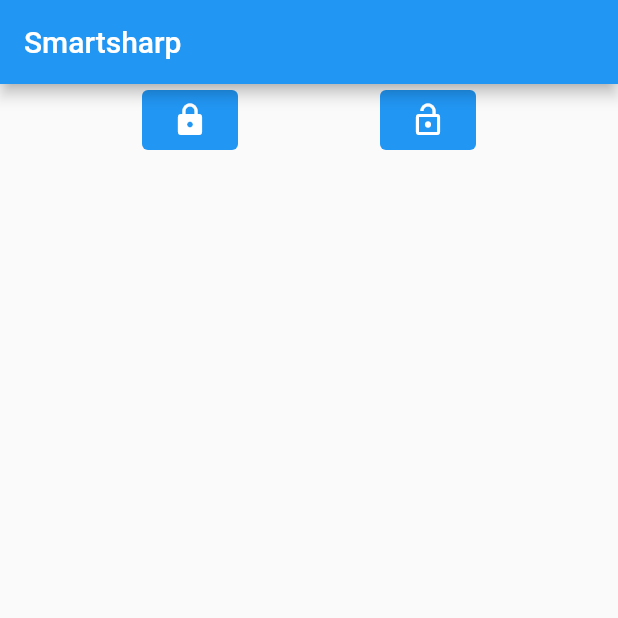
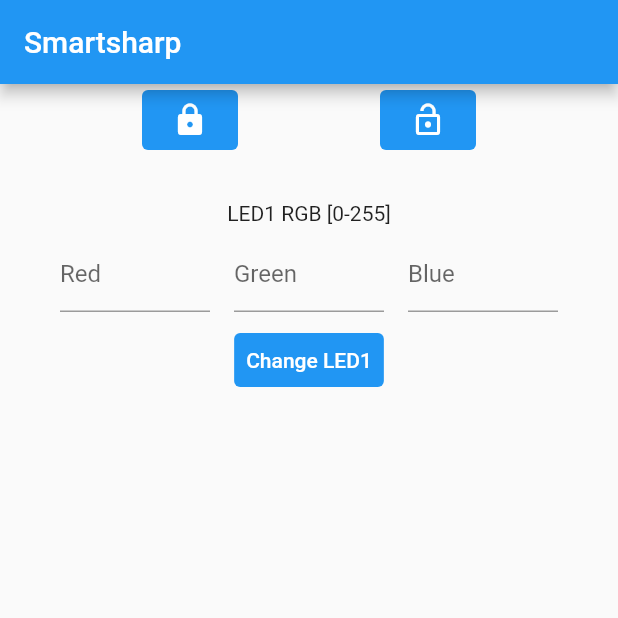
Before and after one commit to gapizaver/smartsharp-mobile-app, a Flutter app: the screen it shows after launch, on a phone screen of 412 x 824 dp, the top half of it. Run offline on Flutter 3.47's test engine with Material 2 defaults, Android fonts, the light colour scheme and no system bars.

Commit message:
LED input form

```diff
--- a/lib/main.dart
+++ b/lib/main.dart
@@ -18,15 +18,17 @@
       ),
       home: Scaffold(
         appBar: AppBar(title: const Text('Smartsharp')),
-
+        body: Column(children: [
           // lock, unlock row
-        body: Row(
+          Row(
             mainAxisAlignment: MainAxisAlignment.spaceEvenly,
             children: [
               TextButton(
                 style: ButtonStyle(
-                foregroundColor: MaterialStateProperty.all<Color>(Colors.white),
-                backgroundColor: MaterialStateProperty.all<Color>(Colors.blue),
+                  foregroundColor:
+                      MaterialStateProperty.all<Color>(Colors.white),
+                  backgroundColor:
+                      MaterialStateProperty.all<Color>(Colors.blue),
                 ),
                 onPressed: () {
                   //http.get(Uri.http('192.168.64.123:8000', 'sega'));
@@ -39,8 +41,10 @@
               ),
               TextButton(
                 style: ButtonStyle(
-                foregroundColor: MaterialStateProperty.all<Color>(Colors.white),
-                backgroundColor: MaterialStateProperty.all<Color>(Colors.blue),
+                  foregroundColor:
+                      MaterialStateProperty.all<Color>(Colors.white),
+                  backgroundColor:
+                      MaterialStateProperty.all<Color>(Colors.blue),
                 ),
                 onPressed: () {
                   http.get(Uri.http('192.168.4.1', 'unlock'));
@@ -52,7 +56,73 @@
               ),
             ],
           ),
+          // LED1 row
+          const LedInputWidget(),
+        ]),
       ),
     );
   }
 }
+
+// stateful widget for led color input
+class LedInputWidget extends StatefulWidget {
+  const LedInputWidget({Key? key}) : super(key: key);
+
+  @override
+  State<LedInputWidget> createState() => _LedInputWidget();
+}
+
+class _LedInputWidget extends State<LedInputWidget> {
+  final GlobalKey<FormState> _formKey = GlobalKey<FormState>();
+
+  @override
+  Widget build(BuildContext context) {
+    const _list = ["Red", "Green", "Blue"];
+
+    return Form(
+      key: _formKey,
+      autovalidateMode: AutovalidateMode.always,
+      child: Container(
+        padding: const EdgeInsets.only(top: 30),
+        child: Column(
+          crossAxisAlignment: CrossAxisAlignment.center,
+          children: [
+            const Text(
+              'LED1 RGB [0-255]',
+            ),
+            Wrap(
+              children: List<Widget>.generate(3, (int index) {
+                return Padding(
+                  padding: const EdgeInsets.all(8.0),
+                  child: ConstrainedBox(
+                    constraints: BoxConstraints.tight(const Size(100, 50)),
+                    child: TextFormField(
+                      /*validator: (String? value) {
+                        return (value != null)
+                            ? "Input value between [0,255]"
+                            : null;
+                      },*/
+                      decoration: InputDecoration(labelText: _list[index % 3]),
+                      keyboardType: TextInputType.number,
+                    ),
+                  ),
+                );
+              }),
+            ),
+            TextButton(
+              style: ButtonStyle(
+                foregroundColor: MaterialStateProperty.all<Color>(Colors.white),
+                backgroundColor: MaterialStateProperty.all<Color>(Colors.blue),
+              ),
+              onPressed: () {
+                //http.get(Uri.http('192.168.64.123:8000', 'sega'));
+                http.get(Uri.http('192.168.4.1', 'lock'));
+              },
+              child: const Text("Change LED1"),
+            ),
+          ],
+        ),
+      ),
+    );
+  }
+}
```
Lines whose indentation alone changed are shown as unchanged.
